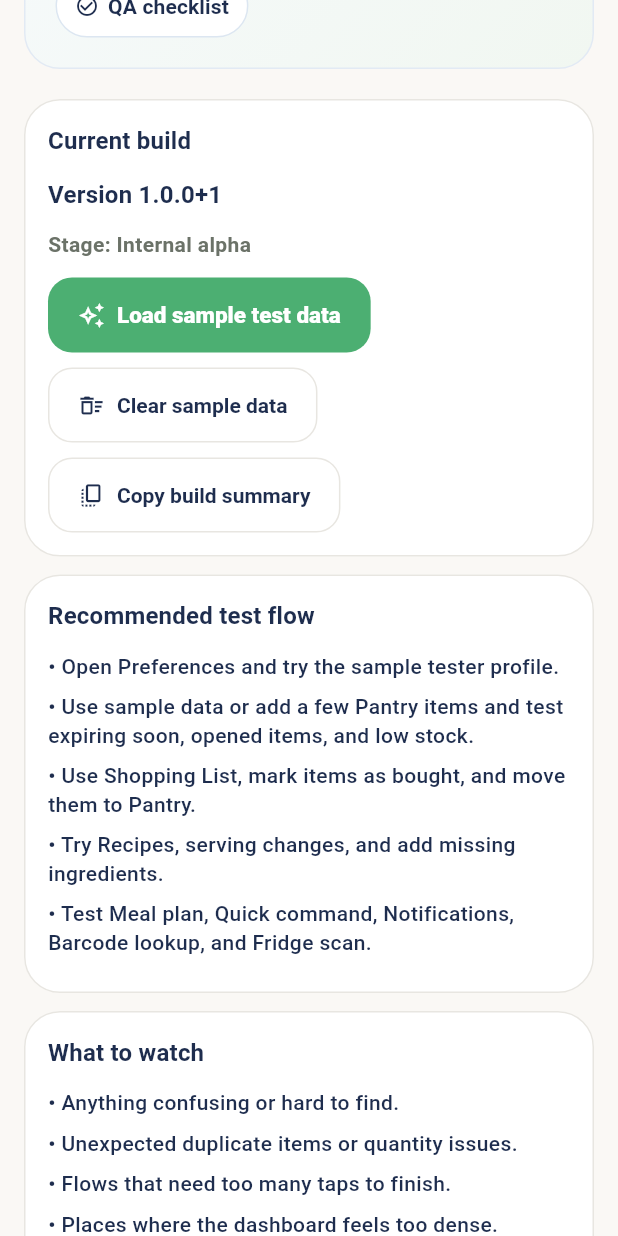
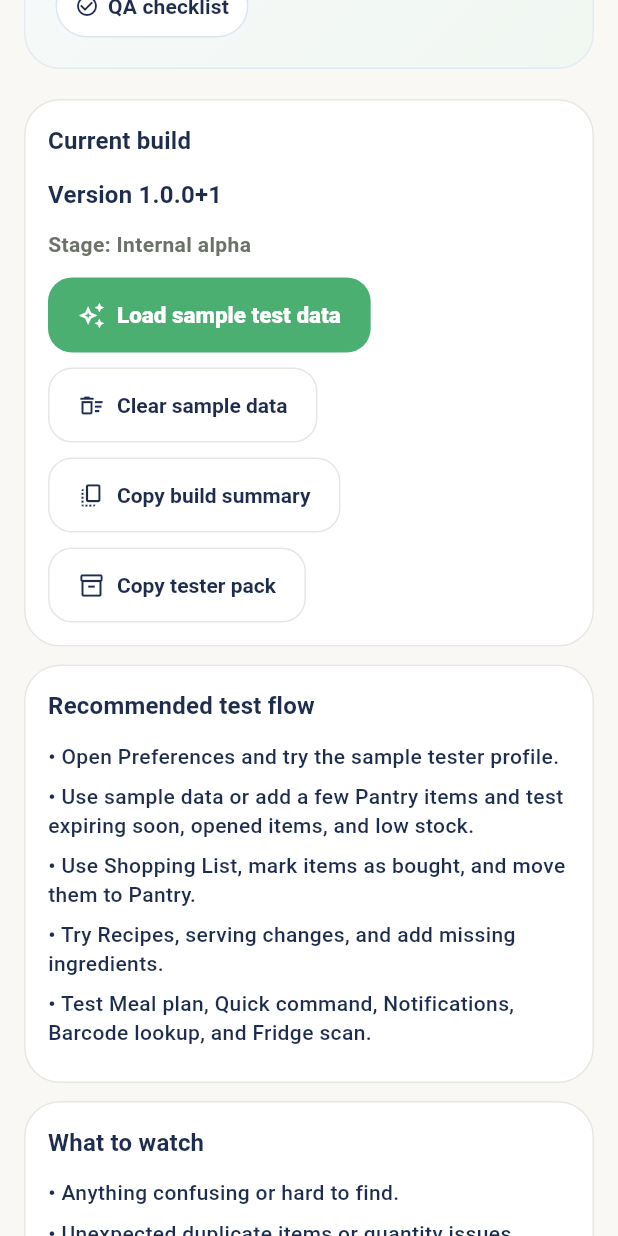
Before and after one commit to marcelhotka/food-inventory-mobile, a Flutter app: the TesterInfoScreen screen opened directly with empty values, scrolled down 576 dp, on a phone screen of 412 x 824 dp. Run offline on Flutter 3.47's test engine with Material 3 defaults, Android fonts, the phone set to English and light mode, and no system bars; our stand-ins replace flutter_dotenv, flutter_svg, image_picker, supabase_flutter; accounts and stored records are empty; network calls fail; statements that could not run were skipped.

Commit message:
Expand tester info copy pack

```diff
--- a/lib/features/dashboard/presentation/tester_info_screen.dart
+++ b/lib/features/dashboard/presentation/tester_info_screen.dart
@@ -51,20 +51,26 @@ class _TesterInfoScreenState extends State<TesterInfoScreen> {
 
   String _qaChecklistTemplate(BuildContext context) {
     return context.tr(
-      en:
-          'QA checklist:\n- Onboarding and auth\n- Household create / join\n- Pantry add / edit / opened / expiring\n- Shopping add / bought / move to pantry\n- Recipes safe-for-you / servings / shopping add\n- Meal plan add / assign cook\n- Quick command / barcode / fridge scan\n- Dashboard density and alerts\n- Empty, loading, error, offline states',
-      sk:
-          'QA checklist:\n- Onboarding a prihlásenie\n- Vytvorenie / pripojenie domácnosti\n- Špajza: pridať / upraviť / otvorené / exspirácia\n- Nákup: pridať / kúpené / presun do špajze\n- Recepty: safe-for-you / porcie / pridanie do nákupu\n- Jedálniček: pridať / priradiť kuchára\n- Rýchly príkaz / barcode / scan chladničky\n- Hustota dashboardu a upozornenia\n- Empty, loading, error a offline stavy',
+      en: 'QA checklist:\n- Onboarding and auth\n- Household create / join\n- Pantry add / edit / opened / expiring\n- Shopping add / bought / move to pantry\n- Recipes safe-for-you / servings / shopping add\n- Meal plan add / assign cook\n- Quick command / barcode / fridge scan\n- Dashboard density and alerts\n- Empty, loading, error, offline states',
+      sk: 'QA checklist:\n- Onboarding a prihlásenie\n- Vytvorenie / pripojenie domácnosti\n- Špajza: pridať / upraviť / otvorené / exspirácia\n- Nákup: pridať / kúpené / presun do špajze\n- Recepty: safe-for-you / porcie / pridanie do nákupu\n- Jedálniček: pridať / priradiť kuchára\n- Rýchly príkaz / barcode / scan chladničky\n- Hustota dashboardu a upozornenia\n- Empty, loading, error a offline stavy',
     );
   }
 
   String _buildSummary(BuildContext context) {
     return context.tr(
-      en:
-          'App: ${SafoAppMetadata.appName}\nVersion: ${SafoAppMetadata.buildLabel}\nStage: ${SafoAppMetadata.releaseStage}\nHousehold: ${widget.household.name}',
-      sk:
-          'Aplikácia: ${SafoAppMetadata.appName}\nVerzia: ${SafoAppMetadata.buildLabel}\nFáza: ${SafoAppMetadata.releaseStage}\nDomácnosť: ${widget.household.name}',
+      en: 'App: ${SafoAppMetadata.appName}\nVersion: ${SafoAppMetadata.buildLabel}\nStage: ${SafoAppMetadata.releaseStage}\nHousehold: ${widget.household.name}',
+      sk: 'Aplikácia: ${SafoAppMetadata.appName}\nVerzia: ${SafoAppMetadata.buildLabel}\nFáza: ${SafoAppMetadata.releaseStage}\nDomácnosť: ${widget.household.name}',
     );
+  }
+
+  String _fullTesterPack(BuildContext context) {
+    return [
+      _buildSummary(context),
+      '',
+      _qaChecklistTemplate(context),
+      '',
+      _feedbackTemplate(context),
+    ].join('\n');
   }
 
   Future<void> _loadSampleData() async {
@@ -252,6 +258,20 @@ class _TesterInfoScreenState extends State<TesterInfoScreen> {
     );
   }
 
+  Future<void> _copyTesterPack() async {
+    await Clipboard.setData(ClipboardData(text: _fullTesterPack(context)));
+    if (!mounted) {
+      return;
+    }
+    showSuccessFeedback(
+      context,
+      context.tr(
+        en: 'Tester pack copied.',
+        sk: 'Tester balík bol skopírovaný.',
+      ),
+    );
+  }
+
   @override
   Widget build(BuildContext context) {
     return Scaffold(
@@ -374,6 +394,17 @@ class _TesterInfoScreenState extends State<TesterInfoScreen> {
                     context.tr(
                       en: 'Copy build summary',
                       sk: 'Skopírovať zhrnutie buildu',
+                    ),
+                  ),
+                ),
+                const SizedBox(height: 10),
+                OutlinedButton.icon(
+                  onPressed: _copyTesterPack,
+                  icon: const Icon(Icons.inventory_2_outlined),
+                  label: Text(
+                    context.tr(
+                      en: 'Copy tester pack',
+                      sk: 'Skopírovať tester balík',
                     ),
                   ),
                 ),
```
